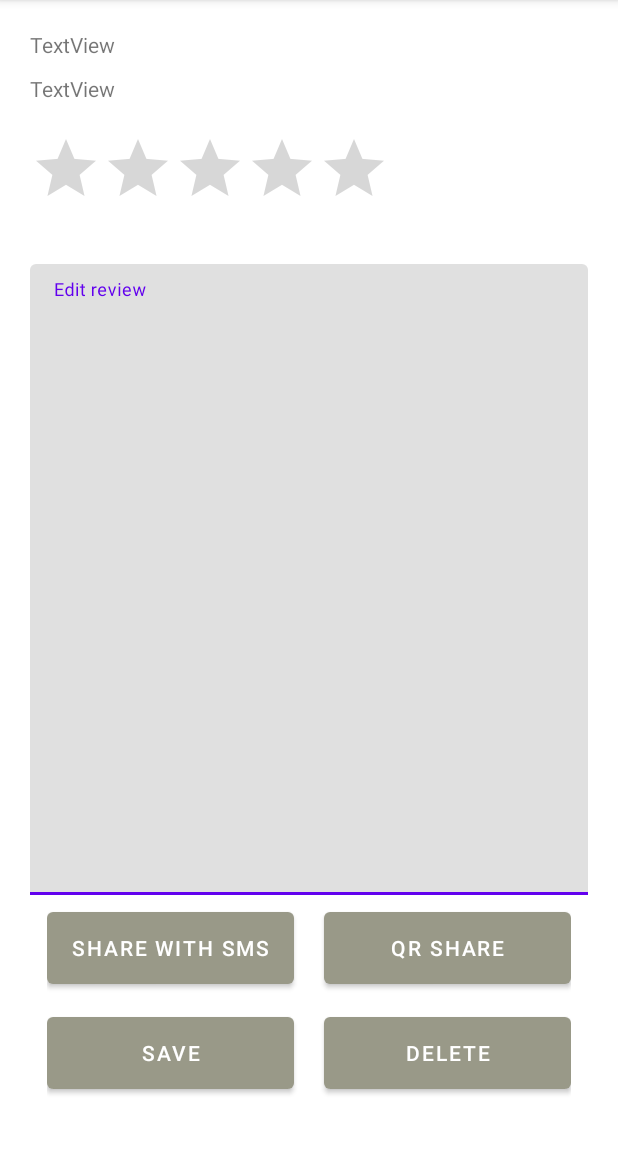
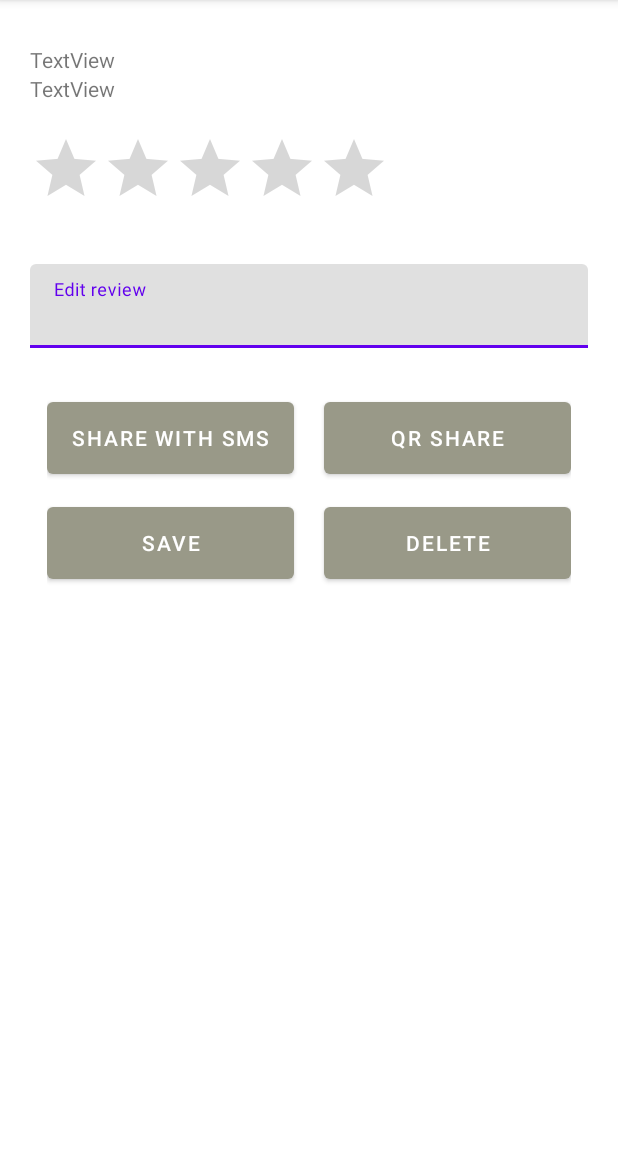
Before and after one commit to NikosKontou/BookRater, an Android app: the EditReview screen opened directly, with no data from a screen before it, on a phone screen of 412 x 824 dp, the part 84-1236 px from its top. Run offline under Robolectric (Android 15) with nearby library versions, the phone set to English and light mode, and no system bars.

Commit message:
GUI improvements

```diff
--- /dev/null
+++ b/app/src/main/res/layout-land/activity_edit_review.xml
@@ -0,0 +1,132 @@
+<?xml version="1.0" encoding="utf-8"?>
+<androidx.constraintlayout.widget.ConstraintLayout xmlns:android="http://schemas.android.com/apk/res/android"
+    xmlns:app="http://schemas.android.com/apk/res-auto"
+    xmlns:tools="http://schemas.android.com/tools"
+    android:layout_width="match_parent"
+    android:layout_height="match_parent"
+    android:padding="20dp"
+    tools:context=".EditReview">
+
+
+    <FrameLayout
+        android:layout_width="match_parent"
+        android:layout_height="match_parent">
+
+        <Button
+            android:id="@+id/hideQr"
+            android:layout_width="wrap_content"
+            android:layout_height="wrap_content"
+            android:elevation="10dp"
+            android:onClick="hideQr"
+            android:text="@string/hide_qr_code"
+            android:theme="@style/Button.greyTint"
+            android:visibility="invisible" />
+
+        <ImageView
+            android:id="@+id/qr_code_image_view"
+            android:layout_width="match_parent"
+            android:layout_height="match_parent"
+            android:layout_gravity="center_horizontal"
+            android:background="#ffffff"
+            android:contentDescription="@string/scan_the_qr_code_to_display_the_review"
+            android:elevation="1dp"
+            android:scaleType="fitCenter"
+            android:src="@drawable/ic_launcher_foreground"
+            android:visibility="invisible" />
+
+        <LinearLayout
+            android:id="@+id/linearLayout2"
+            android:layout_width="match_parent"
+            android:layout_height="match_parent"
+            android:orientation="horizontal">
+
+            <LinearLayout
+                android:layout_width="wrap_content"
+                android:layout_height="match_parent"
+                android:orientation="vertical">
+
+                <TextView
+                    android:id="@+id/authorEdit"
+                    android:layout_width="match_parent"
+                    android:layout_height="wrap_content"
+                    android:text="TextView" />
+
+                <TextView
+                    android:id="@+id/titleEdit"
+                    android:layout_width="match_parent"
+                    android:layout_height="wrap_content"
+                    android:layout_marginTop="10dp"
+                    android:text="TextView" />
+
+                <Button
+                    android:id="@+id/contactShare"
+                    android:layout_width="match_parent"
+                    android:layout_height="match_parent"
+                    android:layout_marginRight="10sp"
+                    android:layout_weight="1"
+                    android:onClick="smsShare"
+                    android:text="@string/share_with_sms"
+                    android:theme="@style/Button.greyTint" />
+
+                <RatingBar
+                    android:id="@+id/editRating"
+                    android:layout_width="wrap_content"
+                    android:layout_height="wrap_content"
+                    android:layout_marginRight="10sp"
+                    android:contentDescription="@string/edit_saved_rating" />
+
+                <Button
+                    android:id="@+id/saveChanges"
+                    android:layout_width="match_parent"
+                    android:layout_height="match_parent"
+                    android:layout_marginRight="10sp"
+                    android:layout_weight="1"
+                    android:onClick="saveChanges"
+                    android:text="Save"
+                    android:theme="@style/Button.greyTint" />
+
+                <Button
+                    android:id="@+id/deleteReview"
+                    android:layout_width="match_parent"
+                    android:layout_height="match_parent"
+                    android:layout_marginRight="10sp"
+                    android:layout_weight="1"
+                    android:onClick="deleteReview"
+                    android:text="delete"
+                    android:theme="@style/Button.greyTint" />
+
+                <Button
+                    android:id="@+id/qrShare"
+                    android:layout_width="match_parent"
+                    android:layout_height="match_parent"
+                    android:layout_marginRight="10sp"
+                    android:layout_weight="1"
+                    android:onClick="qrCodeShare"
+                    android:text="@string/qr_share"
+                    android:theme="@style/Button.greyTint" />
+
+            </LinearLayout>
+
+            <LinearLayout
+                android:layout_width="match_parent"
+                android:layout_height="match_parent"
+                android:orientation="vertical">
+
+                <com.google.android.material.textfield.TextInputLayout
+                    android:id="@+id/textInputLayout2"
+                    android:layout_width="match_parent"
+                    android:layout_height="match_parent"
+                    android:layout_marginTop="30dp">
+
+                    <com.google.android.material.textfield.TextInputEditText
+                        android:id="@+id/editReview"
+                        android:layout_width="match_parent"
+                        android:layout_height="match_parent"
+                        android:hint="@string/edit_review" />
+                </com.google.android.material.textfield.TextInputLayout>
+            </LinearLayout>
+
+        </LinearLayout>
+    </FrameLayout>
+
+</androidx.constraintlayout.widget.ConstraintLayout>
--- a/app/src/main/res/layout/activity_create_new_review.xml
+++ b/app/src/main/res/layout/activity_create_new_review.xml
@@ -12,12 +12,12 @@
         android:id="@+id/saveReview"
         android:layout_width="wrap_content"
         android:layout_height="wrap_content"
-        android:layout_marginBottom="16dp"
+        android:layout_marginTop="30dp"
         android:onClick="createReview"
         android:text="save"
         android:theme="@style/Button.greyTint"
-        app:layout_constraintBottom_toBottomOf="parent"
-        app:layout_constraintStart_toStartOf="parent" />
+        app:layout_constraintStart_toStartOf="parent"
+        app:layout_constraintTop_toBottomOf="@+id/textInputLayout" />
 
     <TextView
         android:id="@+id/titleTextNewReview"
@@ -48,10 +48,10 @@
         app:layout_constraintTop_toBottomOf="@+id/authorTextNewReview" />
 
     <com.google.android.material.textfield.TextInputLayout
+        android:id="@+id/textInputLayout"
         android:layout_width="0dp"
-        android:layout_height="0dp"
-        android:layout_marginTop="80dp"
-        app:layout_constraintBottom_toTopOf="@+id/saveReview"
+        android:layout_height="wrap_content"
+        android:layout_marginTop="40dp"
         app:layout_constraintEnd_toEndOf="parent"
         app:layout_constraintStart_toStartOf="parent"
         app:layout_constraintTop_toBottomOf="@+id/ratingBar">
--- a/app/src/main/res/layout/activity_edit_review.xml
+++ b/app/src/main/res/layout/activity_edit_review.xml
@@ -8,92 +8,80 @@
     tools:context=".EditReview">
 
 
-    <Button
-        android:id="@+id/hideQr"
-        android:layout_width="wrap_content"
-        android:layout_height="wrap_content"
-        android:layout_marginBottom="5dp"
-        android:elevation="10dp"
-        android:onClick="hideQr"
-        android:text="@string/hide_qr_code"
-        android:visibility="invisible"
-        app:layout_constraintBottom_toTopOf="@+id/linearLayout"
-        app:layout_constraintEnd_toEndOf="parent"
-        android:theme="@style/Button.greyTint"
-        app:layout_constraintStart_toStartOf="parent" />
+    <FrameLayout
+        android:layout_width="match_parent"
+        android:layout_height="match_parent">
 
         <ImageView
             android:id="@+id/qr_code_image_view"
-        android:layout_width="0dp"
-        android:layout_height="0dp"
+            android:layout_width="match_parent"
+            android:layout_height="match_parent"
             android:layout_gravity="center_horizontal"
             android:background="#ffffff"
             android:contentDescription="@string/scan_the_qr_code_to_display_the_review"
             android:elevation="1dp"
             android:scaleType="fitCenter"
             android:src="@drawable/ic_launcher_foreground"
-        android:visibility="invisible"
-        app:layout_constraintBottom_toBottomOf="@+id/linearLayout"
-        app:layout_constraintEnd_toEndOf="parent"
-        app:layout_constraintStart_toStartOf="parent"
-        app:layout_constraintTop_toTopOf="parent"
-        app:layout_constraintVertical_bias="0.538" />
+            android:visibility="invisible" />
+
+        <Button
+            android:id="@+id/hideQr"
+            android:layout_width="match_parent"
+            android:layout_height="50dp"
+            android:layout_marginBottom="5dp"
+            android:elevation="10dp"
+            android:onClick="hideQr"
+            android:text="@string/hide_qr_code"
+            android:theme="@style/Button.greyTint"
+            android:visibility="invisible" />
+
+        <LinearLayout
+            android:layout_width="match_parent"
+            android:layout_height="match_parent"
+            android:orientation="vertical">
+
+            <TextView
+                android:id="@+id/titleEdit"
+                android:layout_width="match_parent"
+                android:layout_height="wrap_content"
+                android:layout_marginTop="10dp"
+                android:text="TextView" />
 
             <TextView
                 android:id="@+id/authorEdit"
-        android:layout_width="wrap_content"
+                android:layout_width="match_parent"
                 android:layout_height="wrap_content"
-        android:text="TextView"
-        app:layout_constraintStart_toStartOf="parent"
-        app:layout_constraintTop_toTopOf="parent" />
-
-    <TextView
-        android:id="@+id/titleEdit"
-        android:layout_width="wrap_content"
-        android:layout_height="wrap_content"
-        android:layout_marginTop="10dp"
-        android:text="TextView"
-        app:layout_constraintStart_toStartOf="parent"
-        app:layout_constraintTop_toBottomOf="@+id/authorEdit" />
-
-    <com.google.android.material.textfield.TextInputLayout
-        android:id="@+id/textInputLayout2"
-        android:layout_width="0dp"
-        android:layout_height="0dp"
-        android:layout_marginTop="30dp"
-        app:layout_constraintBottom_toBottomOf="@+id/hideQr"
-        app:layout_constraintEnd_toEndOf="parent"
-        app:layout_constraintStart_toStartOf="parent"
-        app:layout_constraintTop_toBottomOf="@+id/editRating">
-
-        <com.google.android.material.textfield.TextInputEditText
-            android:id="@+id/editReview"
-            android:layout_width="match_parent"
-            android:layout_height="match_parent"
-            android:hint="@string/edit_review" />
-    </com.google.android.material.textfield.TextInputLayout>
+                android:text="TextView" />
 
             <RatingBar
                 android:id="@+id/editRating"
                 android:layout_width="wrap_content"
                 android:layout_height="wrap_content"
                 android:layout_marginTop="20dp"
-        android:contentDescription="@string/edit_saved_rating"
-        app:layout_constraintStart_toStartOf="parent"
-        app:layout_constraintTop_toBottomOf="@+id/titleEdit" />
+                android:contentDescription="@string/edit_saved_rating" />
+
+            <com.google.android.material.textfield.TextInputLayout
+                android:id="@+id/textInputLayout2"
+                android:layout_width="match_parent"
+                android:layout_height="wrap_content"
+                android:layout_marginTop="30dp">
+
+                <com.google.android.material.textfield.TextInputEditText
+                    android:id="@+id/editReview"
+                    android:layout_width="match_parent"
+                    android:layout_height="wrap_content"
+                    android:hint="@string/edit_review" />
+            </com.google.android.material.textfield.TextInputLayout>
 
             <LinearLayout
                 android:id="@+id/linearLayout"
-        android:layout_width="0dp"
-        android:layout_height="wrap_content"
+                android:layout_width="match_parent"
+                android:layout_height="match_parent"
                 android:layout_marginStart="1dp"
                 android:layout_marginEnd="1dp"
                 android:layout_marginBottom="16dp"
                 android:orientation="vertical"
-        app:layout_constraintBottom_toBottomOf="parent"
-        app:layout_constraintEnd_toEndOf="parent"
-        app:layout_constraintHorizontal_bias="0.38"
-        app:layout_constraintStart_toStartOf="parent">
+                android:paddingTop="30dp">
 
                 <LinearLayout
                     android:layout_width="match_parent"
@@ -154,4 +142,8 @@
 
                 </LinearLayout>
             </LinearLayout>
+        </LinearLayout>
+
+    </FrameLayout>
+
 </androidx.constraintlayout.widget.ConstraintLayout>
```
Lines whose indentation alone changed are shown as unchanged.
